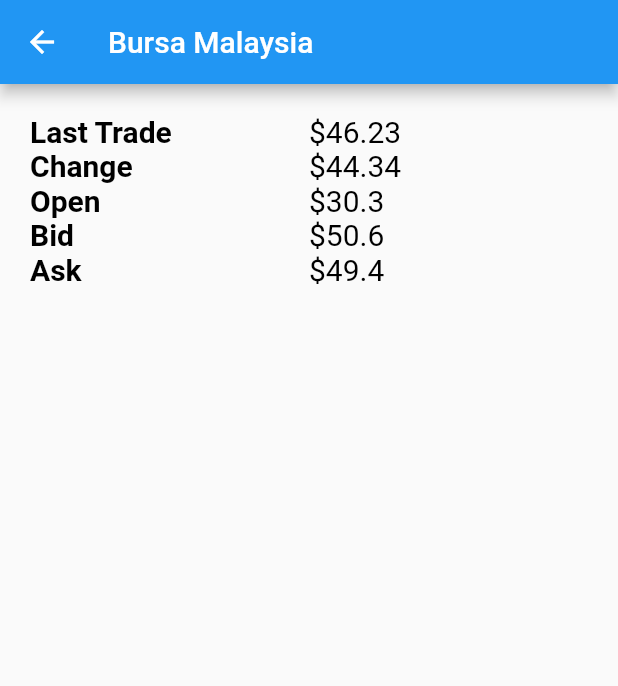
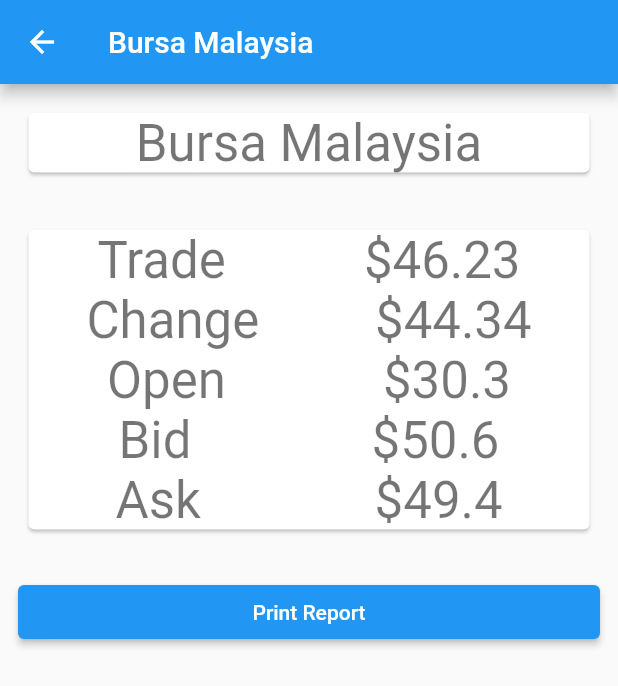
Before and after one commit to mohamadarfakhsy13/flutter-stock-profile, a Flutter app: the screen it shows after launch, after a tap on "Bursa Malaysia", on a phone screen of 412 x 824 dp. Shown: the top 686 px of the screen. Run offline on Flutter 3.47's test engine with Material 2 defaults, Android fonts, the phone set to English and light mode, and no system bars; our stand-ins replace pdf, printing.

Commit message:
Add printing dependency and update UI

```diff
--- a/lib/screens/stock_details_screen.dart
+++ b/lib/screens/stock_details_screen.dart
@@ -1,5 +1,9 @@
 import 'package:flutter/material.dart';
 import 'package:flutter_listview_search/model/stock.dart';
+
+import 'package:pdf/pdf.dart';
+import 'package:pdf/widgets.dart' as pw;
+import 'package:printing/printing.dart';
 
 class StockDetailsScreen extends StatelessWidget {
   final Stock stock;
@@ -9,73 +13,125 @@
   @override
   Widget build(BuildContext context) {
     return Scaffold(
-      appBar: AppBar(
-        title: Text(stock.title),
-      ),
-      body: Container(
-        padding: EdgeInsets.all(20.0),
-        child: Table(
-          defaultVerticalAlignment:
-              TableCellVerticalAlignment.middle, // this is new
+        appBar: AppBar(
+          title: Text(stock.title),
+        ),
+        body: ListView(
           children: [
-            TableRow(children: [
-              Text(
-                'Last Trade',
-                style: TextStyle(
-                    color: Colors.black,
-                    fontSize: 20,
-                    fontWeight: FontWeight.bold),
+            Padding(
+              padding: const EdgeInsets.all(15.0),
+              child: Card(
+                child: Row(
+                  mainAxisAlignment: MainAxisAlignment.spaceBetween,
+                  children: [
+                    Expanded(
+                      child: Text(
+                        stock.title,
+                        style: Theme.of(context).textTheme.headline4,
+                        textAlign: TextAlign.center,
+                      ),
+                    ),
+                  ],
+                ),
               ),
-              Text("\$${stock.trade}",
-                  style: TextStyle(color: Colors.black, fontSize: 20))
-            ]),
-            TableRow(children: [
-              Text('Change',
-              style: TextStyle(
-                    color: Colors.black,
-                    fontSize: 20,
-                    fontWeight: FontWeight.bold)),
-              Text("\$${stock.change}",
-                  style: TextStyle(
-                      color: Colors.black,
-                      fontSize: 20))
-            ]),
-            TableRow(children: [
-              Text('Open',
-              style: TextStyle(
-                    color: Colors.black,
-                    fontSize: 20,
-                    fontWeight: FontWeight.bold)),
-              Text("\$${stock.open}",
-                  style: TextStyle(
-                      color: Colors.black,
-                      fontSize: 20))
-            ]),
-            TableRow(children: [
-              Text('Bid',
-              style: TextStyle(
-                    color: Colors.black,
-                    fontSize: 20,
-                    fontWeight: FontWeight.bold)),
-              Text("\$${stock.bid}",
-                  style: TextStyle(
-                      color: Colors.black,
-                      fontSize: 20))
-            ]),
-            TableRow(children: [
-              Text('Ask',
-              style: TextStyle(
-                    color: Colors.black,
-                    fontSize: 20,
-                    fontWeight: FontWeight.bold)),
-              Text("\$${stock.ask}",
-                  style: TextStyle(
-                      color: Colors.black,
-                      fontSize: 20))
-            ])
+            ),
+            Padding(
+              padding: const EdgeInsets.all(15.0),
+              child: Card(
+                child: Column(
+                  children: [
+                    DefaultTextStyle.merge(
+                      style: Theme.of(context).textTheme.headline4,
+                      child: Row(
+                        mainAxisAlignment: MainAxisAlignment.spaceAround,
+                        children: [
+                          Text("Trade"),
+                          Text(
+                            "\$${stock.trade}",
+                          ),
+                        ],
+                      ),
+                    ),
+                    DefaultTextStyle.merge(
+                      style: Theme.of(context).textTheme.headline4,
+                      child: Row(
+                        mainAxisAlignment: MainAxisAlignment.spaceAround,
+                        children: [
+                          Text("Change"),
+                          Text(
+                            "\$${stock.change}",
+                          ),
+                        ],
+                      ),
+                    ),
+                    DefaultTextStyle.merge(
+                      style: Theme.of(context).textTheme.headline4,
+                      child: Row(
+                        mainAxisAlignment: MainAxisAlignment.spaceAround,
+                        children: [
+                          Text("Open"),
+                          Text(
+                            "\$${stock.open}",
+                          ),
+                        ],
+                      ),
+                    ),
+                    DefaultTextStyle.merge(
+                      style: Theme.of(context).textTheme.headline4,
+                      child: Row(
+                        mainAxisAlignment: MainAxisAlignment.spaceAround,
+                        children: [
+                          Text("Bid"),
+                          Text(
+                            "\$${stock.bid}",
+                          ),
+                        ],
+                      ),
+                    ),
+                    DefaultTextStyle.merge(
+                      style: Theme.of(context).textTheme.headline4,
+                      child: Row(
+                        mainAxisAlignment: MainAxisAlignment.spaceAround,
+                        children: [
+                          Text("Ask"),
+                          Text(
+                            "\$${stock.ask}",
+                          ),
+                        ],
+                      ),
+                    )
+                  ],
+                ),
+              ),
+            ),
+            Container(
+              margin: const EdgeInsets.all(12.0,),
+              child: ElevatedButton(
+                  onPressed: _createPdf,
+                  child: Text("Print Report"),
+                ),
+            ),
+              SizedBox(
+                height: 50,
+              ),
           ],
-        ),
-      ),
+        ));
+  }
+
+  void _createPdf() async {
+    final doc = pw.Document();
+
+    doc.addPage(
+      pw.Page(
+          pageFormat: PdfPageFormat.a4,
+          build: (pw.Context context) {
+            return pw.Center(
+              child: pw.Text('Hello Flutter'),
+            );
+          }),
     );
+
+    await Printing.layoutPdf(
+        onLayout: (PdfPageFormat format) async => doc.save());
   }
 }
--- a/pubspec.yaml
+++ b/pubspec.yaml
@@ -34,6 +34,7 @@
   # The following adds the Cupertino Icons font to your application.
   # Use with the CupertinoIcons class for iOS style icons.
   cupertino_icons: ^1.0.2
+  printing: ^5.9.2
 
 dev_dependencies:
   flutter_test:
```
Also changed, not shown: pubspec.lock, 2 other files.
